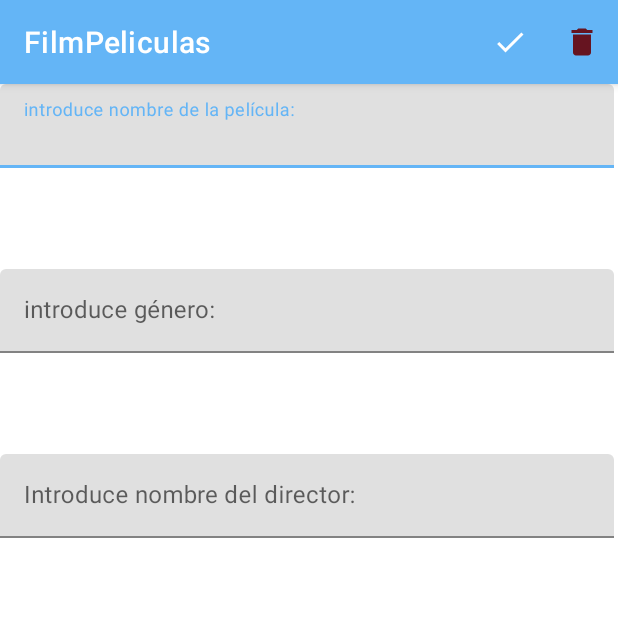
After one commit to nachoregueiro/RegueiroRodriguezIgnacioProyectoPMDM, an Android app: the formulario_Pelicula screen opened directly, with no data from a screen before it, on a phone screen of 412 x 824 dp, the top half of it. The commit adds this screen. Run offline under Robolectric (Android 15) with nearby library versions, the phone set to English and light mode, and no system bars.

Commit message:
Añadir toolbar a las pantallas y formulario nuevas peliculas.

```diff
--- a/app/src/main/AndroidManifest.xml
+++ b/app/src/main/AndroidManifest.xml
@@ -11,6 +11,9 @@
         android:roundIcon="@mipmap/ic_launcher_round"
         android:supportsRtl="true"
         android:theme="@style/Theme.RegueiroRodriguezIgnacioProyectoPMDM">
+        <activity
+            android:name=".formulario_Pelicula"
+            android:exported="false" />
         <activity
             android:name=".detalle_Pelicula_Activity"
             android:exported="true" />
--- a/app/src/main/java/es/regueirorodriguezignacioproyectopmdm/ListaPeliculasActivity.kt
+++ b/app/src/main/java/es/regueirorodriguezignacioproyectopmdm/ListaPeliculasActivity.kt
@@ -1,14 +1,12 @@
 package es.regueirorodriguezignacioproyectopmdm
 
-import Dao.PeliculasDao
 import Dao.PeliculasDaoMock
 import adapters.PeliculasListaAdapter
+import android.content.Intent
 import androidx.appcompat.app.AppCompatActivity
 import android.os.Bundle
-import androidx.recyclerview.widget.LinearLayoutManager
-import entities.Pelicula
+import androidx.recyclerview.widget.GridLayoutManager
 import es.regueirorodriguezignacioproyectopmdm.databinding.ActivityListaPeliculasBinding
-import es.regueirorodriguezignacioproyectopmdm.databinding.ActivityMainBinding
 
 class ListaPeliculasActivity : AppCompatActivity() {
     private lateinit var binding: ActivityListaPeliculasBinding
@@ -24,7 +22,7 @@ class ListaPeliculasActivity : AppCompatActivity() {
         val listaPeliculas= peliculasDao.getTodos()
 
 
-        val layoutManager=LinearLayoutManager(this)
+        val layoutManager=GridLayoutManager(this,2)
         val adapter = PeliculasListaAdapter(listaPeliculas,this)
 
         binding.rvPeliculasList.adapter =adapter
@@ -32,5 +30,10 @@ class ListaPeliculasActivity : AppCompatActivity() {
 
         setTitle("Lista de peliculas")
 
+        binding.botNflotante.setOnClickListener {
+            val intent = Intent(this, formulario_Pelicula::class.java)
+            startActivity(intent)
+        }
+
     }
 }
--- a/app/src/main/java/es/regueirorodriguezignacioproyectopmdm/detalle_Pelicula_Activity.kt
+++ b/app/src/main/java/es/regueirorodriguezignacioproyectopmdm/detalle_Pelicula_Activity.kt
@@ -34,10 +34,13 @@ class detalle_Pelicula_Activity : AppCompatActivity() {
         tvNota.setText(""+pelicula1.nota)
         Picasso.get().load(pelicula1.url).into(ivFoto)
 
+
+
        // val toolbar = findViewById<View>(R.id.toolbar) as Toolbar // get the reference of Toolbar
 
         // setSupportActionBar(toolbar) // Setting/replace toolbar as the ActionBar
 
     }
 
+
     }
--- /dev/null
+++ b/app/src/main/java/es/regueirorodriguezignacioproyectopmdm/formulario_Pelicula.kt
@@ -0,0 +1,20 @@
+package es.regueirorodriguezignacioproyectopmdm
+
+import androidx.appcompat.app.AppCompatActivity
+import android.os.Bundle
+import android.view.Menu
+
+class formulario_Pelicula : AppCompatActivity() {
+    override fun onCreate(savedInstanceState: Bundle?) {
+        super.onCreate(savedInstanceState)
+        setContentView(R.layout.activity_formulario_pelicula)
+    //formulario detalle peliculas
+
+
+    }
+
+    override fun onCreateOptionsMenu(menu: Menu?): Boolean {
+        menuInflater.inflate(R.menu.menu_detalle_personaje,menu)
+        return true
+    }
+}
--- /dev/null
+++ b/app/src/main/res/layout/activity_formulario_pelicula.xml
@@ -0,0 +1,50 @@
+<?xml version="1.0" encoding="utf-8"?>
+<androidx.constraintlayout.widget.ConstraintLayout xmlns:android="http://schemas.android.com/apk/res/android"
+    xmlns:app="http://schemas.android.com/apk/res-auto"
+    xmlns:tools="http://schemas.android.com/tools"
+    android:layout_width="match_parent"
+    android:layout_height="match_parent"
+    tools:context=".formulario_Pelicula">
+
+
+    <com.google.android.material.textfield.TextInputLayout
+        android:id="@+id/tiPelicula"
+        android:layout_width="409dp"
+        android:layout_height="wrap_content"
+        tools:layout_editor_absoluteX="1dp"
+        tools:layout_editor_absoluteY="81dp">
+
+        <com.google.android.material.textfield.TextInputEditText
+            android:layout_width="match_parent"
+            android:layout_height="wrap_content"
+            android:hint="introduce nombre de la película:" />
+    </com.google.android.material.textfield.TextInputLayout>
+
+    <com.google.android.material.textfield.TextInputLayout
+        android:id="@+id/tiGénero"
+        android:layout_width="409dp"
+        android:layout_height="wrap_content"
+        android:layout_marginTop="67dp"
+        app:layout_constraintTop_toBottomOf="@+id/tiPelicula"
+        tools:layout_editor_absoluteX="1dp">
+
+        <com.google.android.material.textfield.TextInputEditText
+            android:layout_width="match_parent"
+            android:layout_height="wrap_content"
+            android:hint="introduce género:" />
+    </com.google.android.material.textfield.TextInputLayout>
+
+    <com.google.android.material.textfield.TextInputLayout
+        android:id="@+id/tiDirector"
+        android:layout_width="409dp"
+        android:layout_height="wrap_content"
+        android:layout_marginTop="67dp"
+        app:layout_constraintTop_toBottomOf="@+id/tiGénero"
+        tools:layout_editor_absoluteX="1dp">
+
+        <com.google.android.material.textfield.TextInputEditText
+            android:layout_width="match_parent"
+            android:layout_height="wrap_content"
+            android:hint="Introduce nombre del director:" />
+    </com.google.android.material.textfield.TextInputLayout>
+</androidx.constraintlayout.widget.ConstraintLayout>
--- a/app/src/main/res/layout/activity_lista_peliculas.xml
+++ b/app/src/main/res/layout/activity_lista_peliculas.xml
@@ -25,6 +25,7 @@
 
     <com.google.android.material.floatingactionbutton.FloatingActionButton
         android:layout_width="0dp"
+        android:id="@+id/botónflotante"
         android:layout_height="wrap_content"
         android:layout_gravity="bottom|right"
         android:layout_margin="16dp"
--- a/app/src/main/res/layout/item_pelicula.xml
+++ b/app/src/main/res/layout/item_pelicula.xml
@@ -10,11 +10,10 @@
 
     <com.google.android.material.imageview.ShapeableImageView
         android:id="@+id/iv_character"
-        android:layout_width="239dp"
-        android:layout_height="206dp"
-        android:layout_marginStart="16dp"
-        android:layout_marginTop="16dp"
-        android:padding="2.5dp"
+        android:layout_width="match_parent"
+        android:layout_height="wrap_content"
+        android:adjustViewBounds="true"
+        android:layout_margin="5dp"
         app:layout_constraintStart_toStartOf="parent"
         app:layout_constraintTop_toTopOf="parent"
         tools:ignore="MissingConstraints"
--- a/app/src/main/res/menu/menu_detalle_personaje.xml
+++ b/app/src/main/res/menu/menu_detalle_personaje.xml
@@ -1,15 +1,19 @@
 <?xml version="1.0" encoding="utf-8"?>
-<menu xmlns:android="http://schemas.android.com/apk/res/android">
+<menu xmlns:android="http://schemas.android.com/apk/res/android"
+    xmlns:app="http://schemas.android.com/apk/res-auto">
 
-    <item android:id="@+id/action_nuevo"
-        android:title="@string/app_name"
+    <item
+        android:id="@+id/check"
+        android:orderInCategory="100"
+        app:showAsAction="always"
+        android:icon="@drawable/check"
+        android:title="Check"/>
+
+    <item
+        android:id="@+id/papelera"
+        android:orderInCategory="100"
+        app:showAsAction="always"
         android:icon="@drawable/papelera"
-        android:orderInCategory="100"
-        app:showAsAction="ifRoom|withText" />
-
-    <item android:id="@+id/action_opciones"
-    android:title="@string/app_name"
-    android:orderInCategory="100"
-    app:showAsAction="never" />
+        android:title="papelera"/>
 
 </menu>
```
